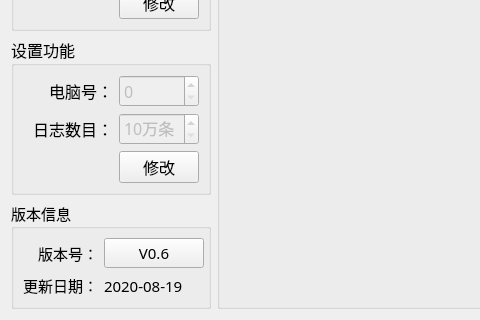
Before: the Qt Designer form setups/setup_mainwid.ui in ChinaClever/BusbarTest, drawn with Qt 5; both pictures show x 0 to 480 and y 430 to 750 of the 1024 by 750 pixel window.
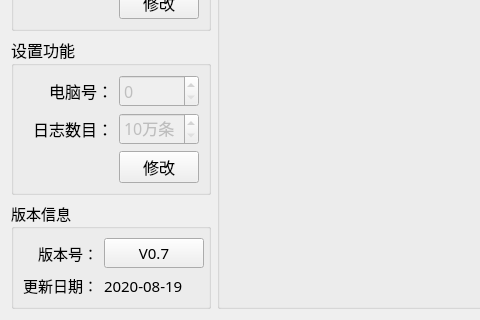
After: the same form once the commit is applied.

```diff
--- a/setups/setup_mainwid.ui
+++ b/setups/setup_mainwid.ui
@@ -430,7 +430,7 @@
          </size>
         </property>
         <property name="text">
-         <string>V0.6</string>
+         <string>V0.7</string>
         </property>
        </widget>
       </item>
```
